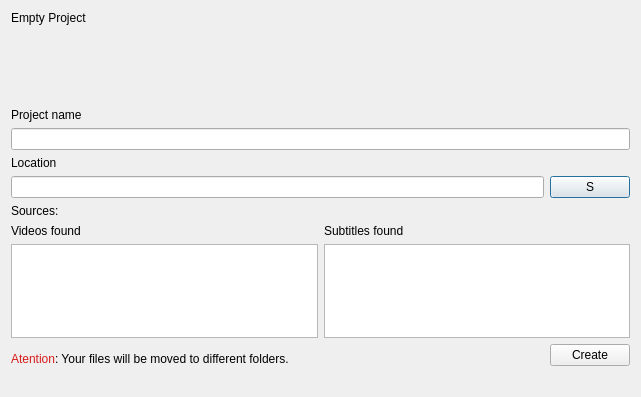
Above: sore-crow/resources/designer/create_project_dialog.ui from DatDarkAlpaca/sore-crow before the change. Below: the same form after it.
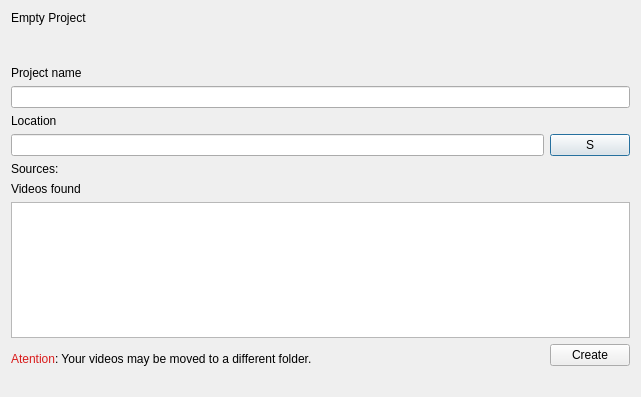
That is the form after the change.

Commit message: Removes subtitle data and fixes action bugs

Patch:
```diff
--- a/sore-crow/resources/designer/create_project_dialog.ui
+++ b/sore-crow/resources/designer/create_project_dialog.ui
@@ -28,10 +28,13 @@
        <property name="orientation">
         <enum>Qt::Vertical</enum>
        </property>
+       <property name="sizeType">
+        <enum>QSizePolicy::Fixed</enum>
+       </property>
        <property name="sizeHint" stdset="0">
         <size>
          <width>20</width>
-         <height>176</height>
+         <height>35</height>
         </size>
        </property>
       </spacer>
@@ -98,20 +101,6 @@
          </item>
         </layout>
        </item>
-       <item>
-        <layout class="QVBoxLayout" name="subtitlesLayout">
-         <item>
-          <widget class="QLabel" name="subtitlesLabel">
-           <property name="text">
-            <string>Subtitles found</string>
-           </property>
-          </widget>
-         </item>
-         <item>
-          <widget class="QListWidget" name="subtitlesList"/>
-         </item>
-        </layout>
-       </item>
       </layout>
      </item>
     </layout>
@@ -124,7 +113,7 @@
      <item>
       <widget class="QLabel" name="atentionLabel">
        <property name="text">
-        <string>&lt;html&gt;&lt;head/&gt;&lt;body&gt;&lt;p&gt;&lt;span style=&quot; color:#d91b1b;&quot;&gt;Atention&lt;/span&gt;: Your files will be moved to different folders.&lt;/p&gt;&lt;/body&gt;&lt;/html&gt;</string>
+        <string>&lt;html&gt;&lt;head/&gt;&lt;body&gt;&lt;p&gt;&lt;span style=&quot; color:#d91b1b;&quot;&gt;Atention&lt;/span&gt;: Your videos may be moved to a different folder.&lt;/p&gt;&lt;/body&gt;&lt;/html&gt;</string>
        </property>
        <property name="textFormat">
         <enum>Qt::RichText</enum>
```
The commit also changes 14 other files.
